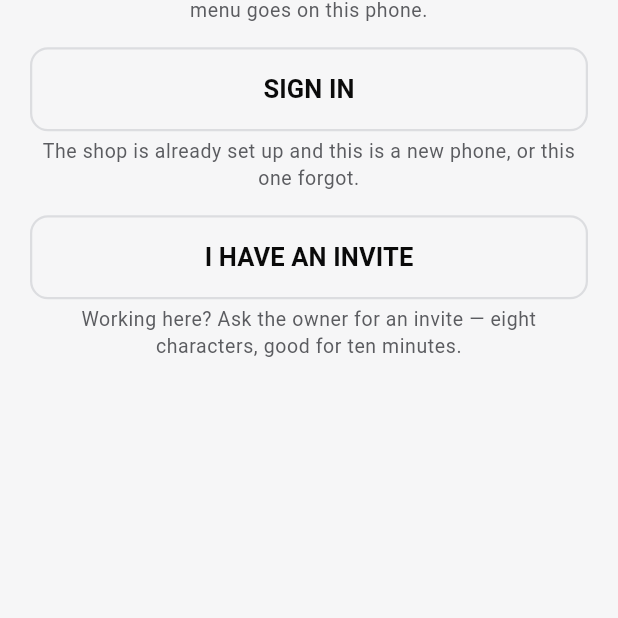
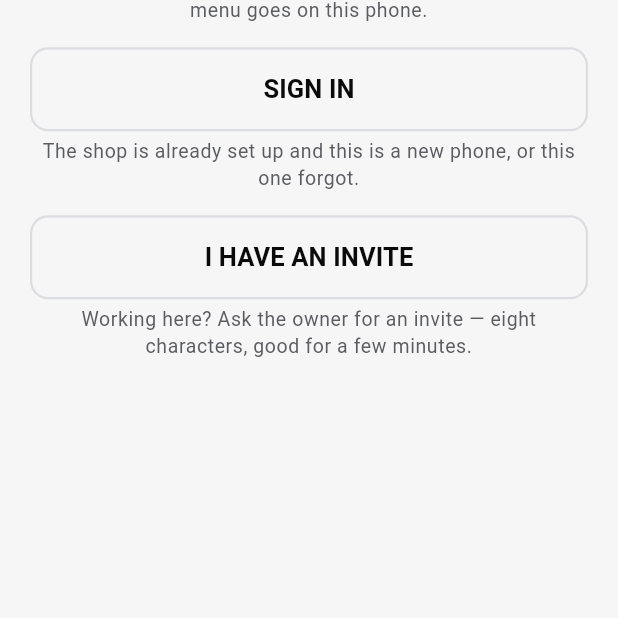
Before and after one commit to rmv-create/Kubo-Ca-Phe-POS, a Flutter app: the WelcomeScreen screen opened directly, on a phone screen of 412 x 824 dp, the part 618-1236 px from its top. Run offline on Flutter 3.47's test engine with Material 3 defaults, Android fonts, the phone set to English and light mode, and no system bars; our stand-ins replace cloud_firestore, firebase_auth, firebase_core, flutter_riverpod, go_router, google_sign_in and 8 more; missing offline and left inert: dart:js_interop, excel; accounts and stored records are empty.

Commit message:
Stop letting two phone clocks decide whether a code is good
An invite carried a death time written by the owner's phone, and both ends
then argued with it using their own clocks.

The shop refuses an invite that dies more than eleven minutes out, judged
by the server's clock. Hers was writing ten. A phone running two minutes
fast therefore writes an invite the shop rejects on sight -- and the owner
sees a button that quietly does nothing. Eight minutes leaves room for a
clock that disagrees in either direction, and nobody has ever wanted the
other two.

At the far end, the barista's phone was deciding for itself whether the
code had run out, by comparing the stored time against its own clock. A
phone a few minutes fast threw away a perfectly good code and reported it
as wrong, which sent the owner off to make another one that would be
thrown away in exactly the same manner. Whether an invite is still alive
is the shop's ruling, and it is the only clock either phone should be
listening to.

This is hardening, not a diagnosis: nothing yet says their phones' clocks
are wrong. It is a fault that cannot be seen from outside, produces
precisely the symptoms they report, and would have gone on hiding behind
them.

Co-Authored-By: Claude Opus 5 <noreply@anthropic.com>
Claude-Session: https://claude.ai/code/session_01KdaCBKN8jpPaRQmj6vpHax

```diff
--- a/lib/domain/services/shop_access_service.dart
+++ b/lib/domain/services/shop_access_service.dart
@@ -345,7 +345,7 @@ class ShopAccessService {
       }
       return const AccessOutcome.failed(
         'That code is wrong or has run out. Ask for a new one — they '
-        'last ten minutes.',
+        'only last a few minutes.',
       );
     }
 
@@ -372,7 +372,17 @@ class ShopAccessService {
     return const AccessOutcome.ok(ShopStanding.inside);
   }
 
-  /// An invite for somebody else's phone, good for ten minutes.
+  /// How long an invite lives, as her phone reckons it.
+  ///
+  /// The shop will not accept one that dies more than eleven minutes from
+  /// now, and "now" there is the server's clock while this is her phone's.
+  /// At ten minutes a phone running two minutes fast writes an invite the
+  /// shop refuses outright, and nothing says why — the owner sees a button
+  /// that does not work. Eight leaves room for a clock that disagrees in
+  /// either direction, and nobody has ever needed the other two.
+  static const Duration inviteLasts = Duration(minutes: 8);
+
+  /// An invite for somebody else's phone, good for a few minutes.
   ///
   /// Says why, when there is no code. Three different things stop one being
   /// made and they are not the same problem: this phone holds no shop, this
@@ -403,7 +413,7 @@ class ShopAccessService {
       await _directory.offerInvite(
         shopId: shop,
         code: code,
-        until: _clock.now().toUtc().add(const Duration(minutes: 10)),
+        until: _clock.now().toUtc().add(inviteLasts),
         byUid: owner.uid,
       );
       return InviteOffer.code(code);
--- a/lib/features/access/presentation/rejoin_sheet.dart
+++ b/lib/features/access/presentation/rejoin_sheet.dart
@@ -167,7 +167,7 @@ class _RejoinSheetState extends ConsumerState<RejoinSheet> {
                             ? 'Nothing it rings up is reaching the other phone. Who is this phone? The way back in is different for each, and only one of them works.'
                             : _hers == true
                             ? 'Sign in with the email and password you opened the shop with. An invite cannot let the owner in — her account is the shop.'
-                            : 'Ask the owner for an invite. Her phone makes one under Phones in this shop, and it lasts ten minutes.'}'
+                            : 'Ask the owner for an invite. Her phone makes one under Phones in this shop, and it only lasts a few minutes.'}'
                         '${waiting == 0 ? '' : ' $waiting '
                                   '${waiting == 1 ? 'thing is' : 'things are'} '
                                   'waiting to go, and nothing has been lost.'}',
--- a/lib/features/access/presentation/tills_screen.dart
+++ b/lib/features/access/presentation/tills_screen.dart
@@ -248,7 +248,7 @@ class _InviteCard extends StatelessWidget {
             ),
             const SizedBox(height: KuboSpacing.sm),
             Text(
-              'Good for ten minutes. On her phone: open the link, tap '
+              'Good for a few minutes. On her phone: open the link, tap '
               '“I have an invite”, type this.',
               textAlign: TextAlign.center,
               style: theme.textTheme.bodySmall,
--- a/lib/features/access/presentation/welcome_screen.dart
+++ b/lib/features/access/presentation/welcome_screen.dart
@@ -151,7 +151,7 @@ class _Doors extends StatelessWidget {
         ),
         note(
           'Working here? Ask the owner for an invite \u2014 eight '
-          'characters, good for ten minutes.',
+          'characters, good for a few minutes.',
         ),
       ],
     );
```
Also changed, not shown: lib/data/cloud/shop_directory.dart (+6 -2 lines), 1 other file.
